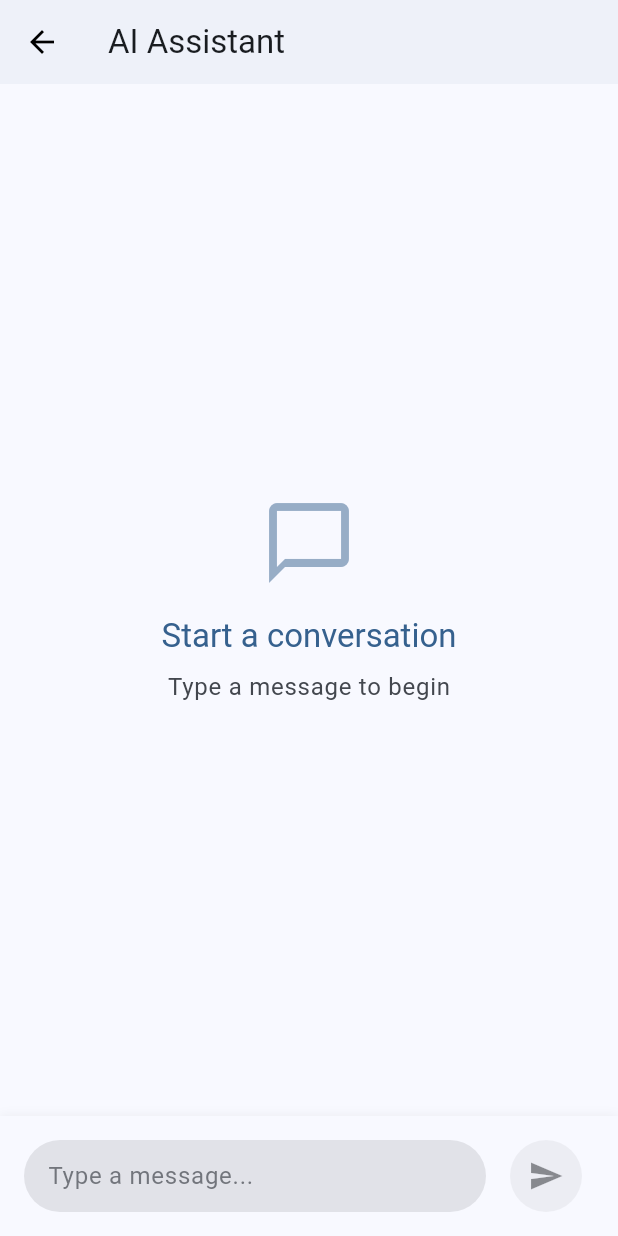
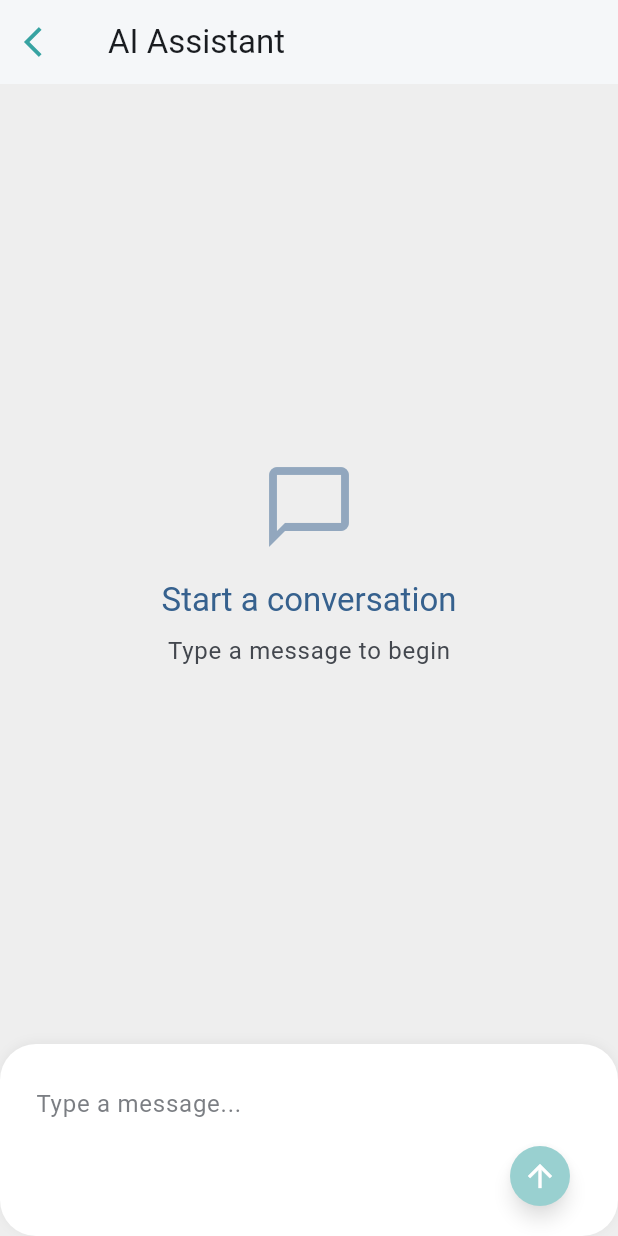
Before and after one commit to Aethey/flutter_dify_chat_simple, a Flutter app: the screen it shows after launch, after a tap on "Start Chat", on a phone screen of 412 x 824 dp. Run offline on Flutter 3.47's test engine with Material 3 defaults, Android fonts, the phone set to English and light mode, and no system bars; our stand-ins replace dio, flutter_dotenv, flutter_markdown, flutter_riverpod.

Commit message:
update UI

```diff
--- a/example/lib/main.dart
+++ b/example/lib/main.dart
@@ -1,15 +1,18 @@
 import 'package:flutter/material.dart';
 import 'package:chat_bot_sdk/chat_bot_sdk.dart';
+import 'package:flutter_dotenv/flutter_dotenv.dart';
 
-void main() {
+Future<void> main() async {
   // Initialize Flutter binding
   WidgetsFlutterBinding.ensureInitialized();
 
-  // Initialize SDK with API key
+  // Load environment variables
+  await dotenv.load();
+
+  // Initialize SDK with environment variables
   ChatBotSdk.initialize(
-    // Replace with your actual Dify.ai API key
-    apiKey: 'your_api_key',
-    apiEndpoint: 'https://api.dify.ai/v1',
+    apiKey: dotenv.env['DIFY_API_KEY']!,
+    apiEndpoint: dotenv.env['DIFY_API_ENDPOINT']!,
   );
 
   runApp(const MyApp());
@@ -93,7 +96,7 @@ class ChatDemoHome extends StatelessWidget {
                       ),
                     ),
                     child: Text(
-                      'YOUR_DIFY_API_KEY',
+                      dotenv.env['DIFY_API_KEY'] ?? '[Not Set]',
                       style: TextStyle(
                         fontFamily: 'monospace',
                         color: Theme.of(context).colorScheme.primary,
@@ -126,7 +129,7 @@ class ChatDemoHome extends StatelessWidget {
                       crossAxisAlignment: CrossAxisAlignment.start,
                       children: [
                         Text(
-                          'https://api.dify.ai/v1',
+                          dotenv.env['DIFY_API_ENDPOINT'] ?? '[Not Set]',
                           style: TextStyle(
                             fontFamily: 'monospace',
                             fontSize: 12,
@@ -223,11 +226,34 @@ class ChatDemoHome extends StatelessWidget {
   }
 
   void _startChat(BuildContext context) {
+    // Example of using a custom thinking widget
+    final customThinkingWidget = Container(
+      padding: const EdgeInsets.all(8.0),
+      child: Row(
+        mainAxisSize: MainAxisSize.min,
+        children: [
+          // SpinKitThreeBounce(
+          //   color: Theme.of(context).colorScheme.primary,
+          //   size: 18,
+          // ),
+          const SizedBox(width: 8),
+          Text(
+            'AI is thinking...',
+            style: TextStyle(
+              fontStyle: FontStyle.italic,
+              color: Theme.of(context).colorScheme.primary,
+            ),
+          ),
+        ],
+      ),
+    );
+
     ChatBotSdk.startChat(
       context: context,
       title: 'AI Assistant',
       initialMessage: 'Hello! I am an AI assistant. How can I help you today?',
       themeData: Theme.of(context), // Use current theme
+      thinkingWidget: customThinkingWidget, // Custom thinking widget
     );
   }
 }
--- a/example/pubspec.yaml
+++ b/example/pubspec.yaml
@@ -14,7 +14,8 @@ dependencies:
   flutter:
     sdk: flutter
   chat_bot_sdk:
-    path: ../  # 本地依赖，指向SDK根目录
+    path: ../
+  flutter_dotenv: ^5.1.0
 
 dev_dependencies:
   flutter_test:
@@ -23,3 +24,5 @@ dev_dependencies:
 
 flutter:
   uses-material-design: true
+  assets:
+    - .env
--- a/lib/chat_bot_sdk.dart
+++ b/lib/chat_bot_sdk.dart
@@ -36,12 +36,14 @@ class ChatBotSdk {
   /// [initialMessage] - Optional initial bot message
   /// [themeData] - Optional custom theme
   /// [locale] - Optional locale for localization (defaults to system locale)
+  /// [thinkingWidget] - Optional custom widget to display when the bot is thinking (replaces default "_Thinking..._" text)
   static Future<void> startChat({
     required BuildContext context,
     String? title,
     String? initialMessage,
     ThemeData? themeData,
     Locale? locale,
+    Widget? thinkingWidget,
   }) async {
     // Verify SDK is initialized
     if (!SdkConfig.instance.isInitialized) {
@@ -61,6 +63,7 @@ class ChatBotSdk {
                   title: title,
                   initialMessage: initialMessage,
                   themeData: themeData ?? Theme.of(context),
+                  thinkingWidget: thinkingWidget,
                 ),
               ),
             ),
--- /dev/null
+++ b/lib/custom/color.dart
@@ -0,0 +1,7 @@
+import 'package:flutter/material.dart';
+
+final customColor0 = Color.lerp(Colors.blue, Colors.green, 0.5);
+const customColor1 = Color(0xFF4DE2AE);
+const customColor2 = Color(0xFF469ef6);
+const customColor3 = Color(0xFF6de1af);
+const customColor4 = Color(0xFFebebf1);
--- a/lib/src/chat/chat_page.dart
+++ b/lib/src/chat/chat_page.dart
@@ -1,3 +1,4 @@
+import 'package:chat_bot_sdk/custom/color.dart';
 import 'package:flutter/material.dart';
 import 'package:flutter_riverpod/flutter_riverpod.dart';
 
@@ -18,12 +19,16 @@ class ChatPage extends ConsumerWidget {
   /// Optional custom theme
   final ThemeData? themeData;
 
+  /// Optional custom widget to display when the bot is thinking
+  final Widget? thinkingWidget;
+
   /// Constructor
   const ChatPage({
     super.key,
     this.title,
     this.initialMessage,
     this.themeData,
+    this.thinkingWidget,
   });
 
   @override
@@ -62,17 +67,19 @@ class ChatPage extends ConsumerWidget {
       child: Scaffold(
         appBar: AppBar(
           title: Text(title ?? context.l10n.chatTitle),
+          backgroundColor: Colors.white,
           elevation: 1,
             leading: IconButton(
-            icon: const Icon(
-              Icons.arrow_back,
-              color: Colors.black,
+            icon:  Icon(
+              Icons.arrow_back_ios,
+              color: customColor0,
             ),
             onPressed: () {
               Navigator.pop(context);
             },
           ),
         ),
+        backgroundColor: Colors.grey[200],
         body: Column(
           children: [
             // Chat messages list
@@ -119,7 +126,10 @@ class ChatPage extends ConsumerWidget {
           return const SizedBox.shrink();
         }
 
-        return MessageBubble(message: message);
+        return MessageBubble(
+          message: message,
+          thinkingWidget: thinkingWidget,
+        );
       },
     );
   }
@@ -132,7 +142,7 @@ class ChatPage extends ConsumerWidget {
           Icon(
             Icons.chat_bubble_outline,
             size: 64,
-            color: Theme.of(context).colorScheme.primary.withOpacity(0.5),
+            color: Theme.of(context).colorScheme.primary.withValues(alpha: 0.5),
           ),
           const SizedBox(height: 16),
           Text(
--- a/lib/src/widgets/message_input.dart
+++ b/lib/src/widgets/message_input.dart
@@ -1,3 +1,4 @@
+import 'package:chat_bot_sdk/custom/color.dart';
 import 'package:flutter/material.dart';
 
 /// A widget for message input with a send button
@@ -67,7 +68,7 @@ class _MessageInputState extends State<MessageInput> {
         top: 16.0,
       ),
       decoration: BoxDecoration(
-        color: Theme.of(context).colorScheme.surface,
+        color: Colors.white,
         boxShadow: [
           BoxShadow(
             color: Colors.black.withValues(alpha: 0.05),
@@ -75,17 +76,21 @@ class _MessageInputState extends State<MessageInput> {
             blurRadius: 5,
           ),
         ],
+        borderRadius: BorderRadius.circular(24.0),
+
       ),
       child: Row(
         children: [
           // Text input field
           Expanded(
-            child: Container(
-              padding: const EdgeInsets.symmetric(horizontal: 16.0),
-              decoration: BoxDecoration(
-                color: Theme.of(context).colorScheme.surfaceContainerHighest,
-                borderRadius: BorderRadius.circular(24.0),
-              ),
+            child: Column(
+              children: [
+                Container(
+                  padding: const EdgeInsets.symmetric(horizontal: 8.0),
+                  // decoration: BoxDecoration(
+                  //   color: Theme.of(context).colorScheme.surfaceContainerHighest,
+                  //   borderRadius: BorderRadius.circular(24.0),
+                  // ),
               child: TextField(
                 controller: _textController,
                 focusNode: _focusNode,
@@ -96,6 +101,7 @@ class _MessageInputState extends State<MessageInput> {
                     color: Theme.of(context).colorScheme.onSurfaceVariant.withValues(alpha: 0.7),
                   ),
                 ),
+                cursorColor: customColor1,
                 style: TextStyle(
                   color: Theme.of(context).colorScheme.onSurface,
                 ),
@@ -107,31 +113,31 @@ class _MessageInputState extends State<MessageInput> {
                 onSubmitted: (_) => _handleSendMessage(),
               ),
             ),
-          ),
-
-          // Send button
+             Row(
+              mainAxisAlignment: MainAxisAlignment.end,
+              children: [
                 AnimatedOpacity(
             opacity: _showSendButton && !widget.isLoading ? 1.0 : 0.5,
             duration: const Duration(milliseconds: 200),
-            child: Container(
-              margin: const EdgeInsets.only(left: 8.0),
             child: ElevatedButton(
               onPressed: widget.isLoading ? null : _handleSendMessage,
               style: ElevatedButton.styleFrom(
                 shape: const CircleBorder(),
-                  padding: const EdgeInsets.all(12.0),
-                  backgroundColor: Theme.of(context).colorScheme.surfaceContainerHighest,
+                backgroundColor: customColor0,
                 foregroundColor: Theme.of(context).colorScheme.surfaceContainerHighest,
-                  elevation: 0,
+                elevation: 5,
               ),
               child: Icon(
-                  widget.isLoading ? Icons.hourglass_empty : Icons.send,
-                  color: Theme.of(context).colorScheme.onSurface,
+                widget.isLoading ? Icons.hourglass_empty : Icons.arrow_upward,
+                color: Colors.white,
                 size: 24.0,
               ),
             ),
+          )
+              ],
+             ),]),
           ),
-          ),
+
         ],
       ),
     );
--- a/pubspec.yaml
+++ b/pubspec.yaml
@@ -17,9 +17,7 @@ dependencies:
   flutter_markdown: ^0.6.18
   uuid: ^4.2.2
   intl: ^0.19.0
-  flutter_spinkit: ^5.2.0
   cached_network_image: ^3.3.1
-  flutter_svg: ^2.0.9
   url_launcher: ^6.2.4
 
 dev_dependencies:
@@ -30,6 +28,3 @@ dev_dependencies:
 flutter:
   uses-material-design: true
   generate: true
-  assets:
-    - lib/assets/images/
-    - lib/assets/icons/
```
Also changed, not shown: lib/src/widgets/message_bubble.dart (+79 -52 lines), example/pubspec.lock (deleted), pubspec.lock (deleted), 5 other files. Lines whose indentation alone changed are shown as unchanged.
